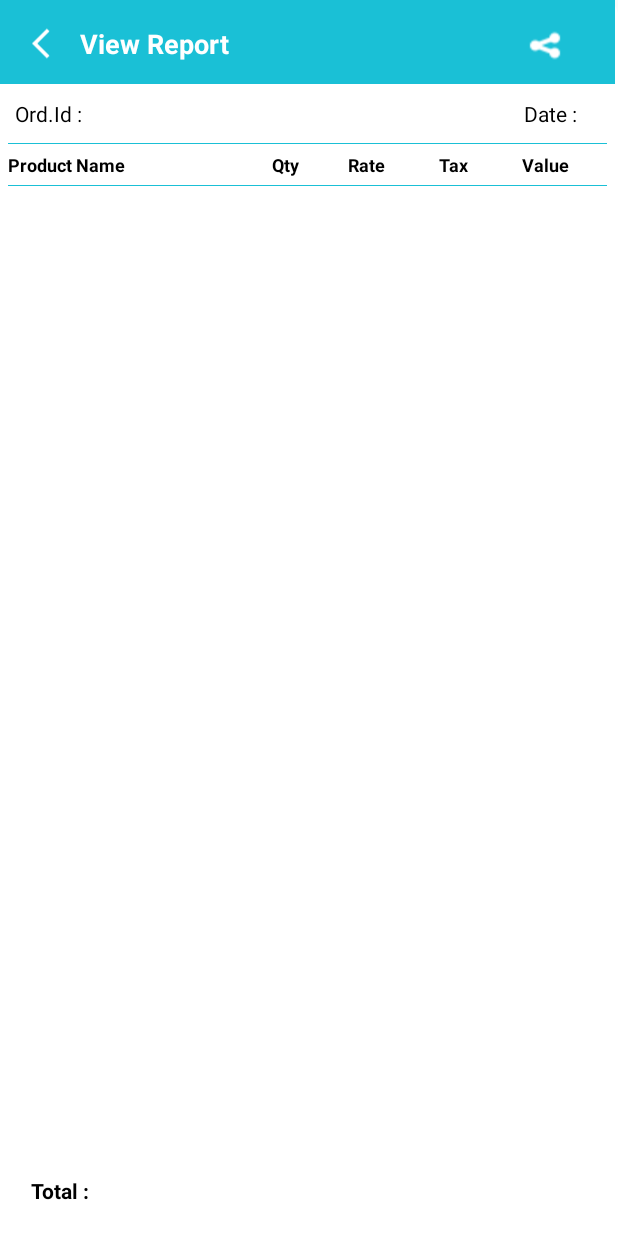
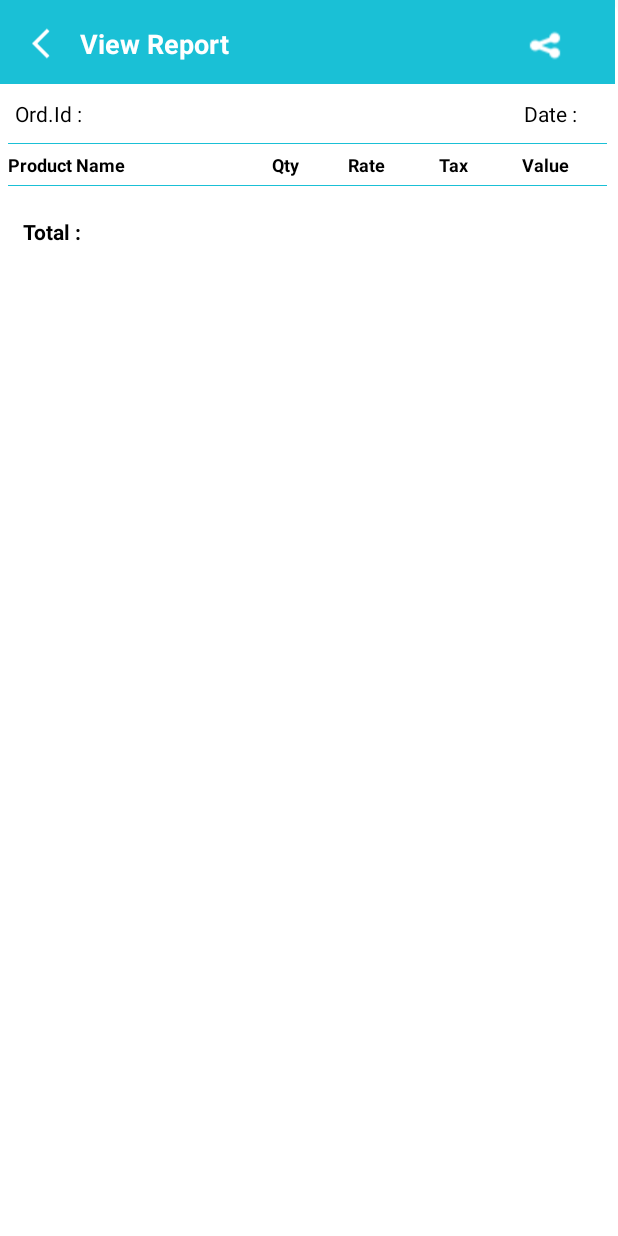
Before and after one commit to Saneforce/SANDMS, an Android app: the ViewReportActivity screen opened directly, with no data from a screen before it, on a phone screen of 412 x 824 dp. Run offline under Robolectric (Android 15) with nearby library versions, the phone set to English and light mode, and no system bars.

Commit message:
total included viewreport activity pdf

```diff
--- a/app/src/main/java/com/example/sandms/Activity/ViewReportActivity.java
+++ b/app/src/main/java/com/example/sandms/Activity/ViewReportActivity.java
@@ -76,11 +76,11 @@ public class ViewReportActivity extends AppCompatActivity {
 
     Shared_Common_Pref shared_common_pref;
     ArrayList<Integer> mArrayList;
-    TextView TotalValue;
+    TextView TotalValue,total_value;
     Button PayNow,Delete;
     Double OrderTaxCal,  OrderAmtNew,OrderValueTotal;
     View supportLayout;
-    LinearLayout  linearLayout;
+    LinearLayout  linearLayout,totalLayout;
     private Bitmap bitmap;
     @Override
     protected void onCreate(Bundle savedInstanceState) {
@@ -89,13 +89,15 @@ public class ViewReportActivity extends AppCompatActivity {
         linearLayout = (LinearLayout) findViewById(R.id.linearproductlayout);
         supportLayout=findViewById(R.id.customtoolbarlayout);
         supportLayout.setVisibility(View.VISIBLE);
-        getToolbar();
+        totalLayout=findViewById(R.id.totalLayout);
+
 
         mArrayList = new ArrayList<Integer>();
         TotalValue = findViewById(R.id.total_value);
         shared_common_pref = new Shared_Common_Pref(this);
 
         OrderType = shared_common_pref.getvalue("OrderType");
+        getToolbar();
         //OrderAmt = Double.parseDouble(String.valueOf(getIntent().getSerializableExtra("OderValue")));
         //new code start
        // OrderTax="5%";
@@ -147,7 +149,7 @@ public class ViewReportActivity extends AppCompatActivity {
                     {
                         // Code for above or equal 23 API Oriented Device
                         // Your Permission granted already .Do next code
-
+totalLayout.setVisibility(View.VISIBLE);
                         bitmap = loadBitmapFromView(linearLayout, linearLayout.getWidth(), linearLayout.getHeight());
                         createPdf();
                     } else {
--- a/app/src/main/res/layout/activity_view_report.xml
+++ b/app/src/main/res/layout/activity_view_report.xml
@@ -119,19 +119,11 @@
             android:layout_height="wrap_content"
             android:layout_marginTop="@dimen/C5dp"
             tools:listitem="@layout/row_date_view_report" />
-    </LinearLayout>
 
-    <LinearLayout
-        android:id="@+id/bottom_linear"
-        android:layout_width="match_parent"
-        android:layout_height="wrap_content"
-        android:background="@android:color/white"
-        android:orientation="vertical"
-        android:padding="@dimen/C5dp"
-        app:layout_constraintBottom_toBottomOf="@+id/linearproductlayout"
-        tools:ignore="MissingConstraints">
 
-        <LinearLayout
+      <LinearLayout
+            android:id="@+id/totalLayout"
+            android:visibility="visible"
             android:layout_width="match_parent"
             android:layout_height="wrap_content">
 
@@ -150,6 +142,41 @@
                 android:textAlignment="textEnd" />
 
         </LinearLayout>
+
+
+    </LinearLayout>
+
+    <LinearLayout
+        android:id="@+id/bottom_linear"
+        android:layout_width="match_parent"
+        android:layout_height="wrap_content"
+        android:background="@android:color/white"
+        android:orientation="vertical"
+        android:padding="@dimen/C5dp"
+        app:layout_constraintBottom_toBottomOf="@+id/linearproductlayout"
+        tools:ignore="MissingConstraints">
+
+<!--        <LinearLayout-->
+<!--            android:id="@+id/totalLayout"-->
+<!--            android:visibility="visible"-->
+<!--            android:layout_width="match_parent"-->
+<!--            android:layout_height="wrap_content">-->
+
+<!--            <TextView-->
+<!--                style="@style/TextStyle"-->
+<!--                android:layout_weight="1"-->
+<!--                android:gravity="start"-->
+<!--                android:padding="10dip"-->
+<!--                android:text="Total : "-->
+<!--                android:textStyle="bold" />-->
+
+<!--            <TextView-->
+<!--                android:id="@+id/total_value"-->
+<!--                style="@style/TextStyle"-->
+<!--                android:paddingRight="@dimen/C10dp"-->
+<!--                android:textAlignment="textEnd" />-->
+
+<!--        </LinearLayout>-->
 
         <LinearLayout
             android:layout_width="match_parent"
```
Also changed, not shown: app/src/main/java/com/example/sandms/Activity/ReportActivity.java (+16 -2 lines), app/src/main/res/layout/activity_report.xml (+62 -27 lines).
